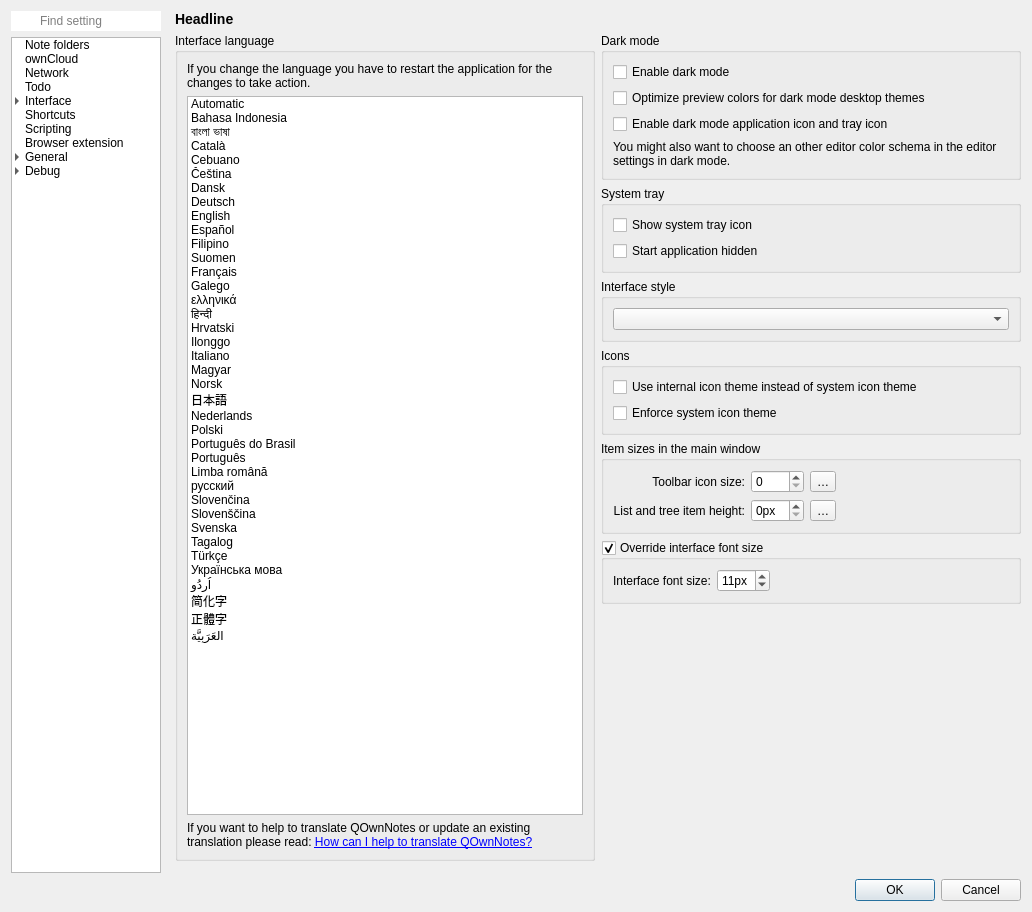
The window that src/dialogs/settingsdialog.ui (pbek/QOwnNotes) describes before a commit, drawn with Qt 5.
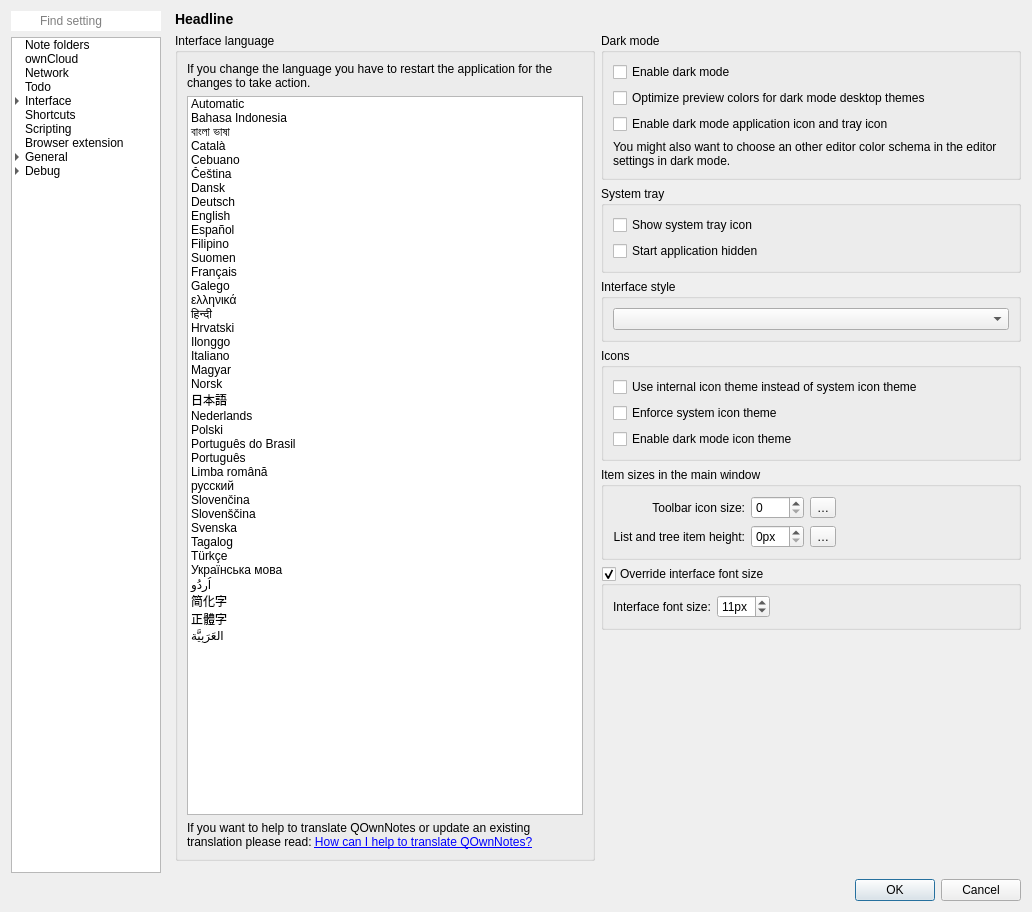
The same window after the commit. The open tabs and pages were chosen to show the change. Icons and pictures are not drawn. Custom widgets are drawn as their Qt base class.

Commit message: Add dark mode icon theme setting for #1177 and #1209

The edit to the form file:
```diff
--- a/src/dialogs/settingsdialog.ui
+++ b/src/dialogs/settingsdialog.ui
@@ -2550,6 +2550,16 @@
                        </property>
                       </widget>
                      </item>
+                     <item row="3" column="0">
+                      <widget class="QCheckBox" name="darkModeIconThemeCheckBox">
+                       <property name="toolTip">
+                        <string>You may need to restart the application to let these changes take effect</string>
+                       </property>
+                       <property name="text">
+                        <string>Enable dark mode icon theme</string>
+                       </property>
+                      </widget>
+                     </item>
                     </layout>
                    </widget>
                   </item>
```
Left out of the diff: 34 changed lines with no effect on the pictures. The commit also changes 44 other files.
